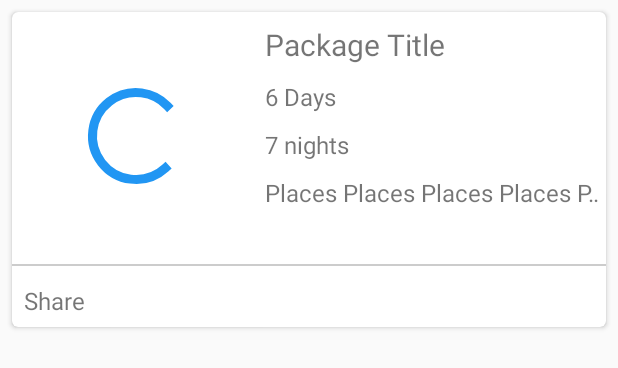
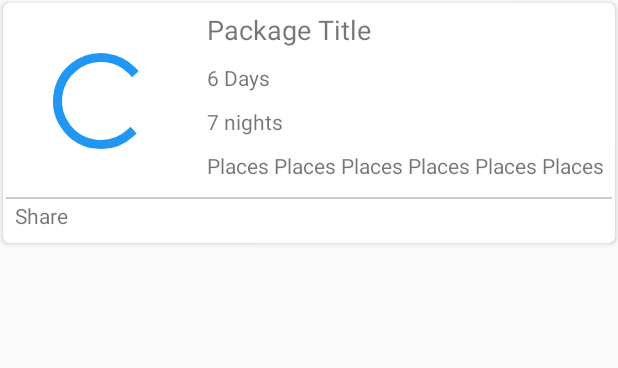
Before and after one commit to rutvik106/BhagwatiHolidays, an Android app: the layout offers_list_item.xml on its own in the app's theme, with its tools: preview values and no code run, on a phone screen of 412 x 824 dp. Shown: the top 368 px of the screen. Run offline under Robolectric (Android 15) with nearby library versions, the phone set to English and light mode, and no system bars.

Commit message:
changed height width for card layout and other liner layout. font size reduced, margins changed

```diff
--- a/app/src/main/res/layout/activity_offers.xml
+++ b/app/src/main/res/layout/activity_offers.xml
@@ -19,9 +19,10 @@
 
     <ListView
         android:id="@+id/lv_offers"
-        android:layout_marginTop="5dp"
         android:layout_below="@+id/toolbar"
         android:layout_width="match_parent"
+        android:divider="@null"
+        android:dividerHeight="0dp"
         android:layout_height="match_parent"></ListView>
 
 </RelativeLayout>
--- a/app/src/main/res/layout/offers_list_item.xml
+++ b/app/src/main/res/layout/offers_list_item.xml
@@ -7,33 +7,34 @@
     <android.support.v7.widget.CardView xmlns:card_view="http://schemas.android.com/apk/res-auto"
         android:id="@+id/card_view"
         android:layout_width="match_parent"
-        android:layout_height="210dp"
+        android:layout_height="160dp"
         android:layout_gravity="center"
-        android:layout_margin="8dp"
         android:padding="5dp"
+        android:layout_margin="2dp"
         card_view:cardCornerRadius="4dp">
 
         <LinearLayout
             android:layout_width="match_parent"
-            android:layout_height="wrap_content"
+            android:layout_height="160dp"
             android:orientation="vertical">
 
             <LinearLayout
-                android:layout_marginTop="8dp"
-                android:layout_marginLeft="8dp"
-                android:layout_width="wrap_content"
-                android:layout_height="wrap_content"
+                android:layout_marginTop="5dp"
+                android:layout_marginLeft="5dp"
+                android:layout_marginRight="2dp"
+                android:layout_width="match_parent"
+                android:layout_height="120dp"
                 android:orientation="horizontal">
 
                 <FrameLayout
-                    android:layout_width="wrap_content"
-                    android:layout_height="wrap_content"
+                    android:layout_width="120dp"
+                    android:layout_height="120dp"
                     android:layout_marginRight="5dp">
 
                     <ImageView
                         android:id="@+id/iv_packageImage"
-                        android:layout_width="150dp "
-                        android:layout_height="150dp"
+                        android:layout_width="120dp "
+                        android:layout_height="120dp"
                         android:scaleType="centerCrop"
                         android:src="@drawable/loading_image" />
 
@@ -63,7 +64,7 @@
                         android:fadingEdge="horizontal"
                         android:ellipsize="marquee"
                         android:singleLine="true"
-                        android:textSize="20sp" />
+                        android:textSize="18sp" />
 
                     <TextView
                         android:id="@+id/tv_packageDays"
@@ -71,7 +72,7 @@
                         android:layout_height="wrap_content"
                         android:layout_marginTop="10dp"
                         android:text="6 Days"
-                        android:textSize="16sp" />
+                        android:textSize="14sp" />
 
                     <TextView
                         android:id="@+id/tv_packageNights"
@@ -79,7 +80,7 @@
                         android:layout_height="wrap_content"
                         android:layout_marginTop="10dp"
                         android:text="7 nights"
-                        android:textSize="16sp" />
+                        android:textSize="14sp" />
 
                     <TextView
                         android:id="@+id/tv_packagePlace"
@@ -90,7 +91,7 @@
                         android:fadingEdge="horizontal"
                         android:ellipsize="marquee"
                         android:singleLine="true"
-                        android:textSize="16sp" />
+                        android:textSize="14sp" />
 
                 </LinearLayout>
 
@@ -100,20 +101,23 @@
             <View
                 android:layout_width="match_parent"
                 android:layout_height="1dp"
-                android:layout_marginTop="10dp"
+                android:layout_marginRight="2dp"
+                android:layout_marginLeft="2dp"
+                android:layout_marginTop="4dp"
                 android:background="#CCC" />
 
             <LinearLayout
                 android:layout_width="match_parent"
-                android:layout_height="wrap_content"
-                android:layout_marginTop="12dp"
+                android:layout_height="22dp"
                 android:orientation="horizontal">
 
                 <TextView
                     android:layout_width="wrap_content"
                     android:layout_height="wrap_content"
+                    android:gravity="center"
+                    android:layout_gravity="center"
                     android:text="Share"
-                    android:textSize="16sp"
+                    android:textSize="14sp"
                     android:layout_marginLeft="8dp" />
 
 
```
